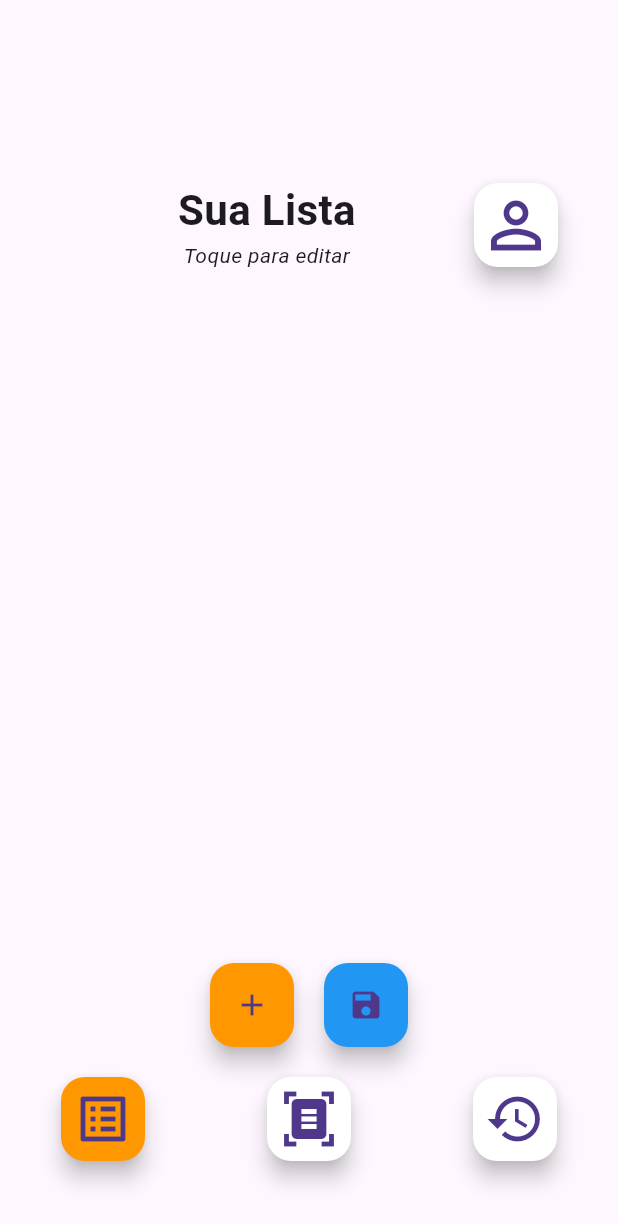
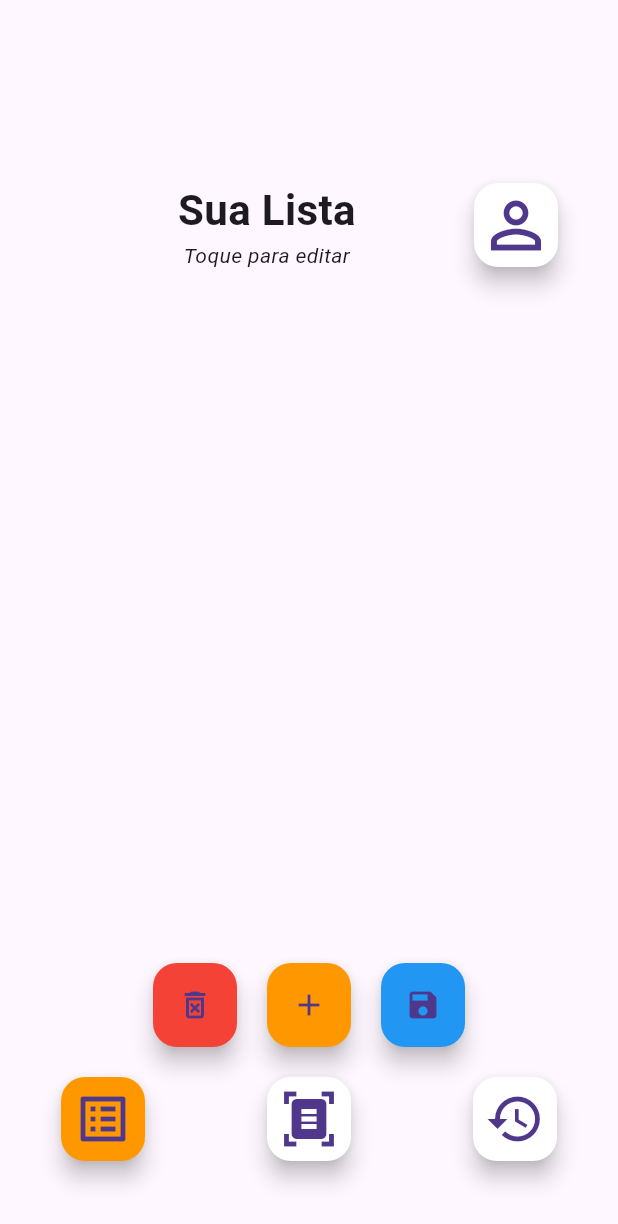
Before and after one commit to RenatoWlk/ProjetoIntegradorVI, a Flutter app: the ListScreen screen opened by its route, on a phone screen of 412 x 824 dp. Shown: the top 1224 px of the screen. Run offline on Flutter 3.47's test engine with Material 3 defaults, Android fonts, the phone set to English and light mode, and no system bars; our stand-ins replace camera; missing offline and left inert: flutter_bcrypt, google_mlkit_text_recognition, mongo_dart; Roboto replaces fonts that are missing (Space Grotesk).

Commit message:
Grande Melhoria na Extração de Itens, Botão Remover Tudo na List Screen

```diff
--- a/lib/screens/list_screen.dart
+++ b/lib/screens/list_screen.dart
@@ -231,6 +231,8 @@ class ListScreen extends StatelessWidget {
     return Row(
       mainAxisAlignment: MainAxisAlignment.center,
       children: [
+        _buildDeleteAllItemsButton(context, formDialogs),
+        const SizedBox(width: 20),
         _buildAddItemButton(context, formDialogs),
         const SizedBox(width: 20),
         _buildSaveListButton(context),
@@ -238,10 +240,21 @@ class ListScreen extends StatelessWidget {
     );
   }
 
+  Widget _buildDeleteAllItemsButton(
+      BuildContext context, FormDialogs formDialogs) {
+    return FloatingActionButton(
+      onPressed: () => formDialogs.showRemoveAllItemsDialog(context),
+      backgroundColor: Colors.red,
+      heroTag: 'remove_all_fab',
+      child: const Icon(Icons.delete_forever_outlined),
+    );
+  }
+
   Widget _buildAddItemButton(BuildContext context, FormDialogs formDialogs) {
     return FloatingActionButton(
       onPressed: () => formDialogs.showAddItemDialog(context),
       backgroundColor: Colors.orange,
+      heroTag: 'add_item_fab',
       child: const Icon(Icons.add),
     );
   }
@@ -260,6 +273,7 @@ class ListScreen extends StatelessWidget {
         );
       },
       backgroundColor: Colors.blue,
+      heroTag: 'save_fab',
       child: const Icon(Icons.save),
     );
   }
```
Also changed, not shown: lib/main.dart (+4 -4 lines), lib/screens/home_screen.dart (+8 -5 lines), lib/services/camera_service.dart (+8 -4 lines), lib/utils/form_dialogs.dart (+29 -0 lines), lib/utils/invoice_util.dart (+19 -6 lines).
